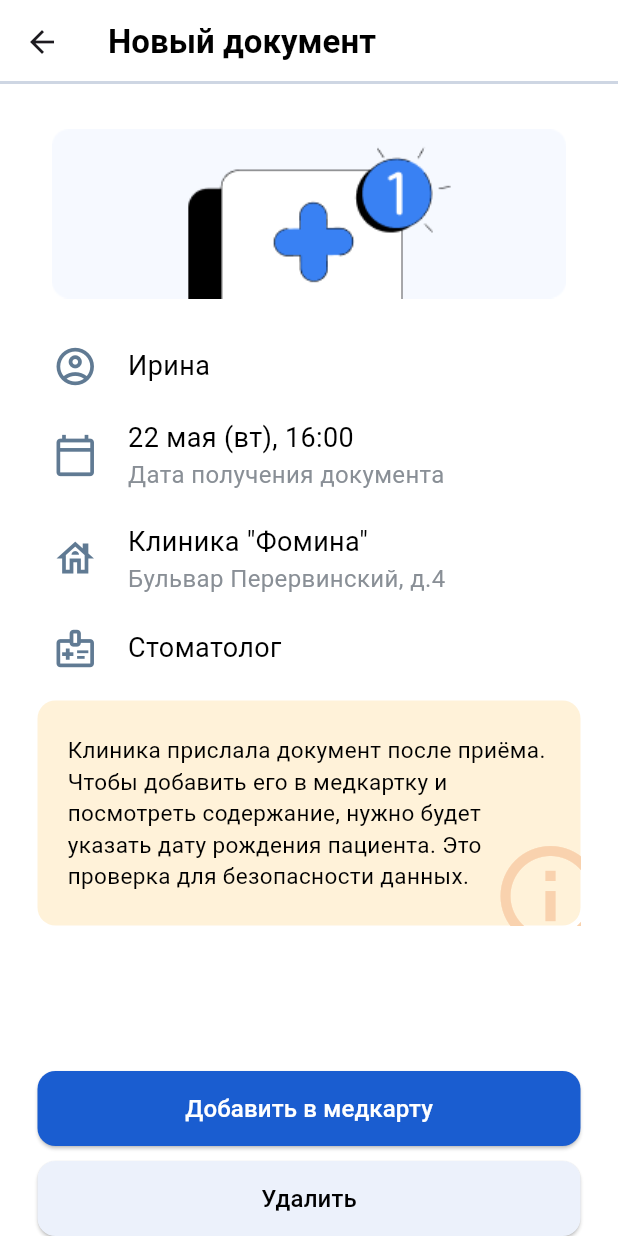
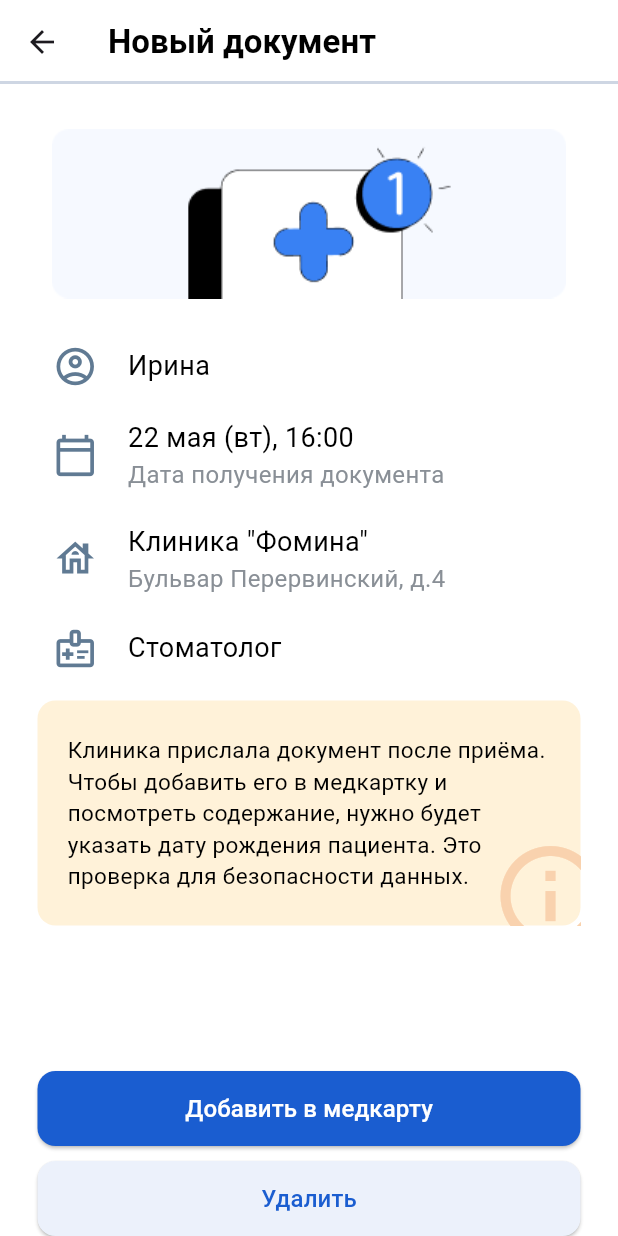
Before and after one commit to MeMaSyT/MedRocketTestProject, a Flutter app: the screen it shows after launch, on a phone screen of 412 x 824 dp. Run offline on Flutter 3.47's test engine with Material 3 defaults, Android fonts, the phone set to English and light mode, and no system bars.

Commit message:
Task1 complete

```diff
--- a/lib/pages/new_document_page.dart
+++ b/lib/pages/new_document_page.dart
@@ -82,7 +82,7 @@ class NewDocumentPage extends StatelessWidget {
                     ActionButton(
                       text: "Удалить",
                       color: AppColors.button2Color,
-                      textColor: AppColors.basicTextColor,
+                      textColor: AppColors.button1Color,
                     ),
                   ],
                 ),
```
